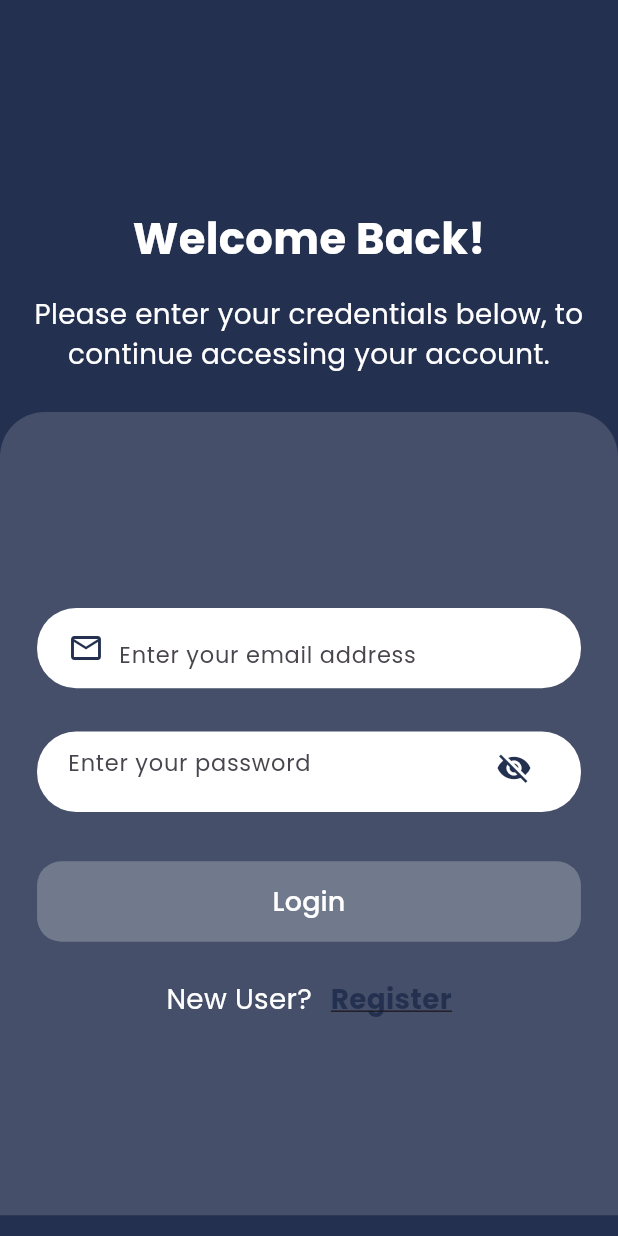
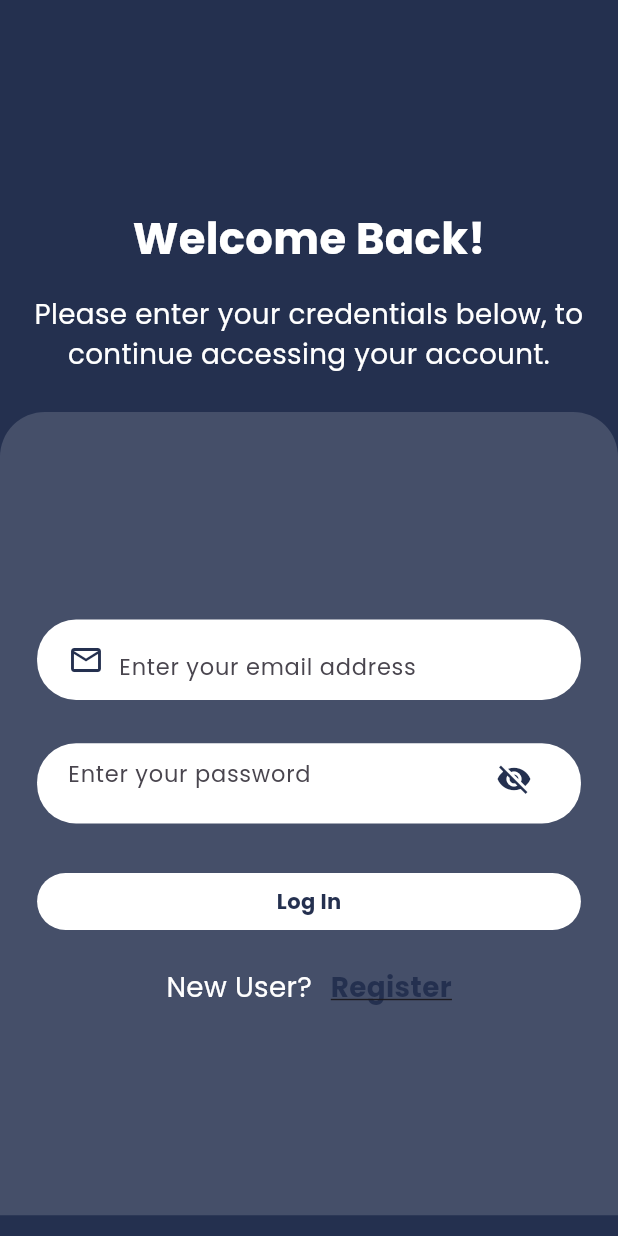
Before and after one commit to JohnGastone/Mwanafunzi-Portal, a Flutter app: the screen it shows after launch, on a phone screen of 412 x 824 dp. Run offline on Flutter 3.47's test engine with Material 3 defaults, Android fonts, the phone set to English and light mode, and no system bars; our stand-ins replace google_fonts, image_picker.

Commit message:
Enhance login functionality with form validation and success message

```diff
--- a/lib/Authentication/signIn.dart
+++ b/lib/Authentication/signIn.dart
@@ -14,11 +14,48 @@ class Loginpage extends StatefulWidget {
 
 class _LoginpageState extends State<Loginpage> {
   bool _isObscured = true;
+  bool isSubmitting = false;
+
+  final _formKey = GlobalKey<FormState>();
+  final TextEditingController emailController = TextEditingController();
+  final TextEditingController passwordController = TextEditingController();
 
   void _toggleVisibility() {
     setState(() {
       _isObscured = !_isObscured;
     });
+  }
+
+  Future<void> _handleSignin() async {
+    if (_formKey.currentState!.validate()) {
+      setState(() {
+        isSubmitting = true;
+      });
+
+      // Simulate API call
+      await Future.delayed(Duration(seconds: 2));
+
+      setState(() {
+        isSubmitting = false;
+      });
+
+      // Navigate to login or show success message
+      if (mounted) {
+        ScaffoldMessenger.of(context).showSnackBar(
+          SnackBar(
+            content: Text(
+              'Loged in successfully!',
+              style: GoogleFonts.poppins(),
+            ),
+            backgroundColor: Colors.green,
+          ),
+        );
+        Navigator.pushReplacement(
+          context,
+          MaterialPageRoute(builder: (context) => StudentRegistryScreen()),
+        );
+      }
+    }
   }
 
   @override
@@ -72,18 +109,45 @@ class _LoginpageState extends State<Loginpage> {
                     padding: EdgeInsets.all(
                       MediaQuery.of(context).size.width * 0.06,
                     ),
+                    child: Form(
+                      key: _formKey,
                       child: Column(
                         mainAxisAlignment: MainAxisAlignment.center,
                         children: [
-                        _buildTextField(
+                          _buildTextFormField(
                             "Enter your email address",
-                          false,
+                            emailController.text.isEmpty ? false : false,
                             Icons.email_outlined,
+                            emailController,
+                            keyboardType: TextInputType.emailAddress,
+                            validator: (value) {
+                              if (value == null || value.isEmpty) {
+                                return 'Please enter your email';
+                              }
+                              final emailRegex = RegExp(
+                                r'^[\w-\.]+@([\w-]+\.)+[\w-]{2,4}$',
+                              );
+                              if (!emailRegex.hasMatch(value)) {
+                                return 'Please enter a valid email';
+                              }
+                              return null;
+                            },
                           ),
                           SizedBox(
                             height: MediaQuery.of(context).size.height * 0.035,
                           ),
-                        _buildPasswordField(),
+                          _buildPasswordField(
+                            passwordController,
+                            validator: (value) {
+                              if (value == null || value.isEmpty) {
+                                return 'Please enter your password';
+                              }
+                              if (value.length < 6) {
+                                return 'Password must be at least 6 characters';
+                              }
+                              return null;
+                            },
+                          ),
                           SizedBox(
                             height: MediaQuery.of(context).size.height * 0.04,
                           ),
@@ -96,6 +160,7 @@ class _LoginpageState extends State<Loginpage> {
                       ),
                     ),
                   ),
+                ),
               ],
             ),
           ),
@@ -104,7 +169,14 @@ class _LoginpageState extends State<Loginpage> {
     );
   }
 
-  Widget _buildTextField(String hintText, bool obscure, IconData? icon) {
+  Widget _buildTextFormField(
+    String hintText,
+    bool obscure,
+    IconData? icon,
+    TextEditingController controller, {
+    TextInputType keyboardType = TextInputType.text,
+    String? Function(String?)? validator,
+  }) {
     return Container(
       height: MediaQuery.of(context).size.height * 0.065,
       decoration: BoxDecoration(
@@ -123,8 +195,11 @@ class _LoginpageState extends State<Loginpage> {
               SizedBox(width: 10),
             ],
             Expanded(
-              child: TextField(
+              child: TextFormField(
                 style: GoogleFonts.poppins(),
+                controller: controller,
+                keyboardType: keyboardType,
+                validator: validator,
                 decoration: InputDecoration(
                   hintText: hintText,
                   hintStyle: GoogleFonts.poppins(fontSize: 15),
@@ -139,7 +214,10 @@ class _LoginpageState extends State<Loginpage> {
     );
   }
 
-  Widget _buildPasswordField() {
+  Widget _buildPasswordField(
+    TextEditingController? controller, {
+    String? Function(String?)? validator,
+  }) {
     return Container(
       height: MediaQuery.of(context).size.height * 0.065,
       decoration: BoxDecoration(
@@ -150,9 +228,11 @@ class _LoginpageState extends State<Loginpage> {
         padding: EdgeInsets.symmetric(
           horizontal: MediaQuery.of(context).size.width * 0.05,
         ),
-        child: TextField(
+        child: TextFormField(
           style: GoogleFonts.poppins(),
+          controller: controller,
           obscureText: _isObscured,
+          validator: validator,
           decoration: InputDecoration(
             hintText: "Enter your password",
             hintStyle: GoogleFonts.poppins(fontSize: 15),
@@ -171,26 +251,51 @@ class _LoginpageState extends State<Loginpage> {
   }
 
   Widget _buildLoginButton() {
-    return SizedBox(
+    return InkWell(
+      onTap: isSubmitting ? null : _handleSignin,
+      child: Container(
         width: double.infinity,
-      height: MediaQuery.of(context).size.height * 0.065,
-      child: TextButton(
-        style: TextButton.styleFrom(
-          backgroundColor: Colors.white24,
-          shape: RoundedRectangleBorder(
-            borderRadius: BorderRadius.circular(16),
+        height: 38,
+        decoration: BoxDecoration(
+          color: isSubmitting ? Colors.white.withOpacity(0.6) : Colors.white,
+          borderRadius: BorderRadius.circular(26),
+        ),
+        child: Center(
+          child:
+              isSubmitting
+                  ? Row(
+                    mainAxisAlignment: MainAxisAlignment.center,
+                    children: [
+                      SizedBox(
+                        width: 20,
+                        height: 20,
+                        child: CircularProgressIndicator(
+                          strokeWidth: 2,
+                          valueColor: AlwaysStoppedAnimation<Color>(
+                            const Color.fromARGB(255, 36, 48, 79),
                           ),
                         ),
-        child: Text(
-          "Login",
-          style: GoogleFonts.poppins(fontSize: 18, color: Colors.white),
                       ),
-        onPressed: () {
-          Navigator.push(
-            context,
-            MaterialPageRoute(builder: (context) => StudentRegistryScreen()),
-          );
-        },
+                      SizedBox(width: 12),
+                      Text(
+                        'Taking you onboard...',
+                        style: GoogleFonts.poppins(
+                          fontSize: 12,
+                          fontWeight: FontWeight.w600,
+                          color: const Color.fromARGB(255, 36, 48, 79),
+                        ),
+                      ),
+                    ],
+                  )
+                  : Text(
+                    'Log In',
+                    style: GoogleFonts.poppins(
+                      fontSize: 14,
+                      fontWeight: FontWeight.bold,
+                      color: const Color.fromARGB(255, 36, 48, 79),
+                    ),
+                  ),
+        ),
       ),
     );
   }
```
Lines whose indentation alone changed are shown as unchanged.
